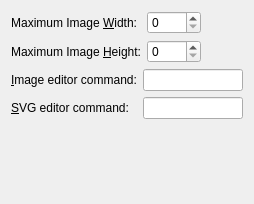
Above: plugins/itemimage/itemimagesettings.ui from hluk/CopyQ before the change. Below: the same form after it.
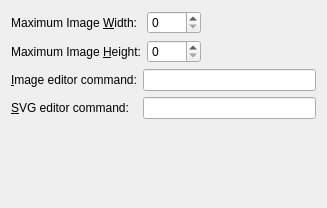
That is the form after the change.

```diff
--- a/plugins/itemimage/itemimagesettings.ui
+++ b/plugins/itemimage/itemimagesettings.ui
@@ -6,8 +6,8 @@
    <rect>
     <x>0</x>
     <y>0</y>
-    <width>254</width>
-    <height>204</height>
+    <width>327</width>
+    <height>208</height>
    </rect>
   </property>
   <layout class="QVBoxLayout" name="verticalLayout">
```
